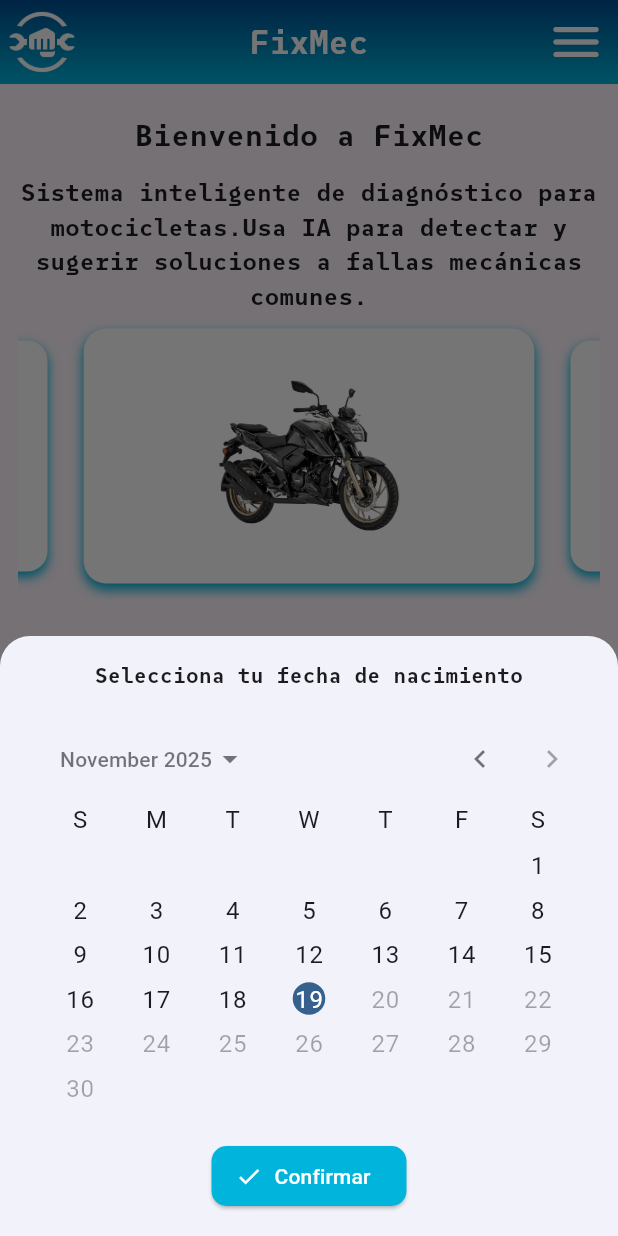
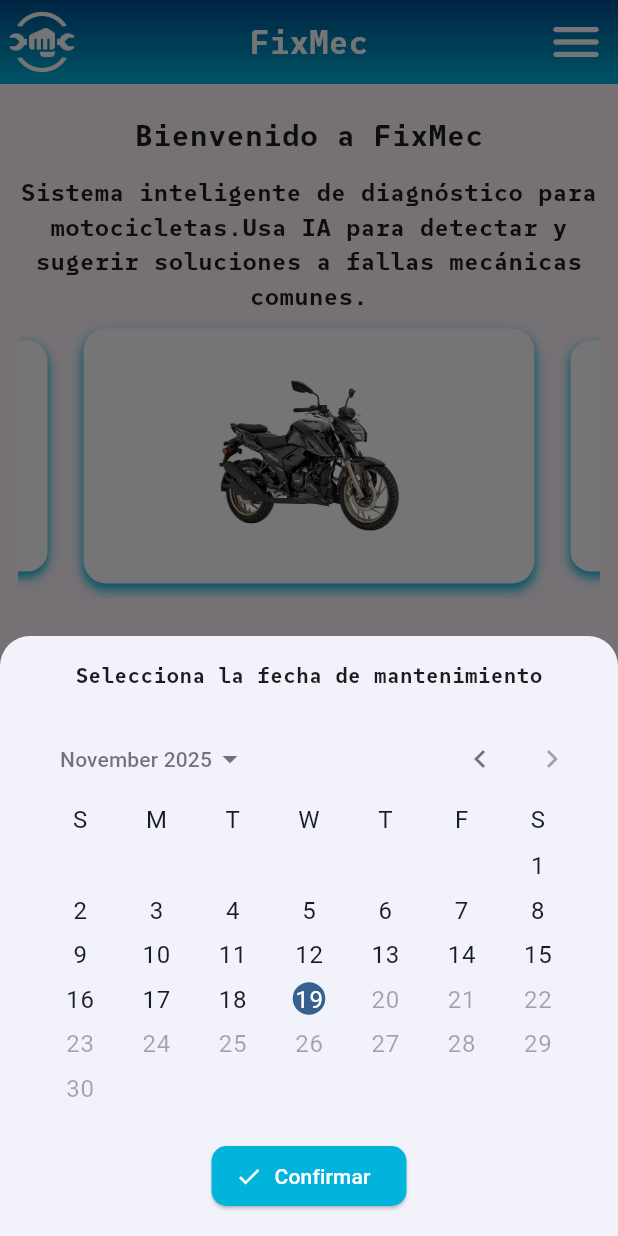
Before and after one commit to Alexyr28/Flutter, a Flutter app: the HomeFixMec screen opened directly with empty values, after a tap on "Aceite", on a phone screen of 412 x 824 dp. Run offline on Flutter 3.47's test engine with Material 3 defaults, Android fonts, the phone set to English and light mode, and no system bars; drawn by our look-alikes of animated_text_kit, auto_size_text, carousel_slider, percent_indicator, salomon_bottom_bar; our stand-ins replace cloud_firestore, firebase_auth, firebase_core, flutter_local_notifications, lottie, shared_preferences; missing offline and left inert: circular_menu, markdown_widget; accounts and stored records are empty.

Commit message:
feat: CambiosInicio

```diff
--- a/fixmec/lib/l10n/app_en.dart
+++ b/fixmec/lib/l10n/app_en.dart
@@ -135,7 +135,7 @@ const Map<String, String> en = {
   "delete": "Delete",
   "chatdeleted": "Chat deleted",
   "newchat": "New Chat",
-  "selectbirthdate": "Select your birth date",
+  "selectdatemaintance": "Select the maintenance date",
   "confirm": "Confirm",
   "intervals": "Maintenance Intervals",
   "days": "days",
--- a/fixmec/lib/l10n/app_es.dart
+++ b/fixmec/lib/l10n/app_es.dart
@@ -133,7 +133,7 @@ const Map<String, String> es = {
   "delete": "Eliminar",
   "chatdeleted": "Chat eliminado",
   "newchat": "Nuevo Chat",
-  "selectbirthdate": "Selecciona tu fecha de nacimiento",
+  "selectdatemaintance": "Selecciona la fecha de mantenimiento",
   "confirm": "Confirmar",
   "intervals": "Intervalos de Mantenimiento",
   "days": "días",
--- a/fixmec/lib/pages/ui/inicio.dart
+++ b/fixmec/lib/pages/ui/inicio.dart
@@ -58,7 +58,7 @@ class _InicioFixMec extends State<InicioFixMec> {
           child: Column(
             children: [
               Text(
-                loc.translate("selectbirthdate"),
+                loc.translate("selectdatemaintance"),
                 style: TextStyle(
                   fontFamily: "MiFuente",
                   fontWeight: FontWeight.bold,
```
